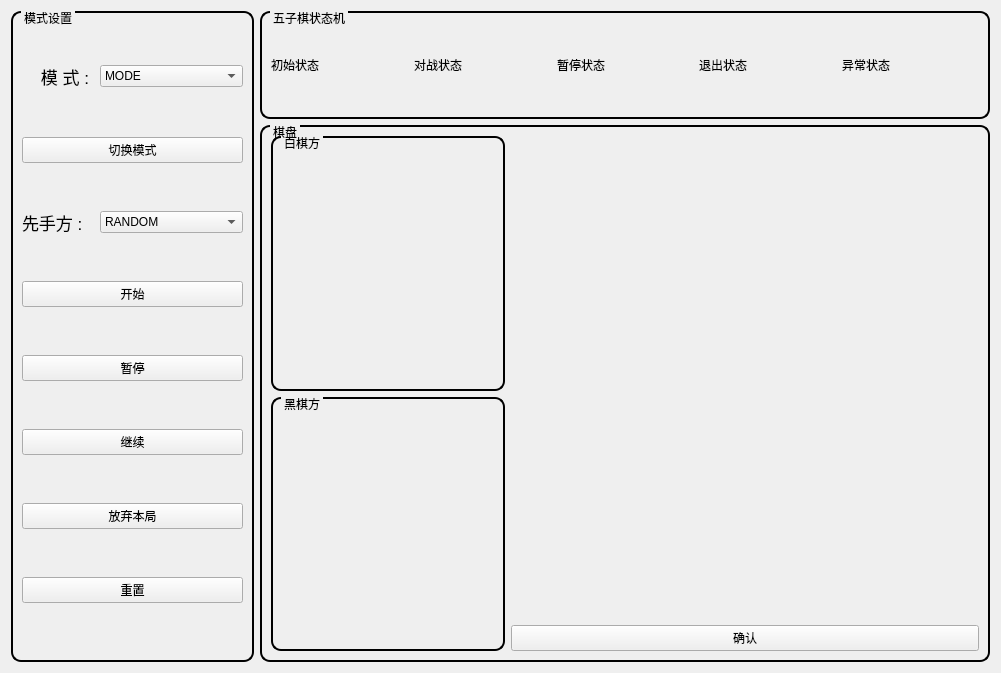
Above: gobangwidget.ui from StoneRobot/grabrb_ui before the change. Below: the same form after it.
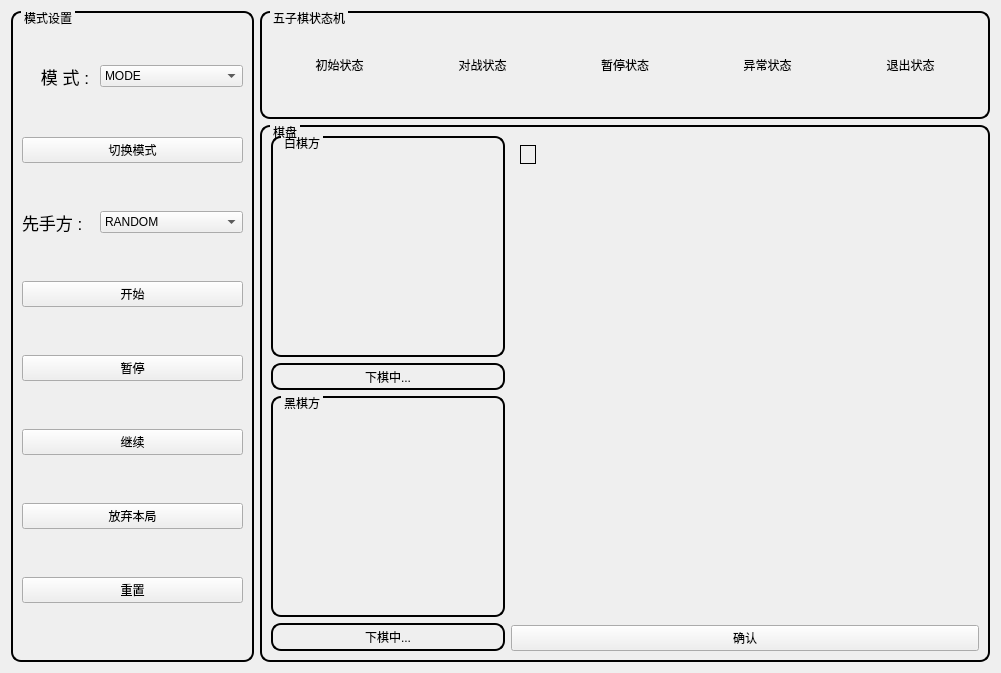
That is the form after the change.

```diff
--- a/gobangwidget.ui
+++ b/gobangwidget.ui
@@ -79,6 +79,9 @@
               <property name="text">
                <string>初始状态</string>
               </property>
+              <property name="alignment">
+               <set>Qt::AlignCenter</set>
+              </property>
              </widget>
             </item>
             <item>
@@ -86,6 +89,9 @@
               <property name="text">
                <string>对战状态</string>
               </property>
+              <property name="alignment">
+               <set>Qt::AlignCenter</set>
+              </property>
              </widget>
             </item>
             <item>
@@ -93,12 +99,8 @@
               <property name="text">
                <string>暂停状态</string>
               </property>
-             </widget>
-            </item>
-            <item>
-             <widget class="QLabel" name="State_Exit">
-              <property name="text">
-               <string>退出状态</string>
+              <property name="alignment">
+               <set>Qt::AlignCenter</set>
               </property>
              </widget>
             </item>
@@ -107,6 +109,19 @@
               <property name="text">
                <string>异常状态</string>
               </property>
+              <property name="alignment">
+               <set>Qt::AlignCenter</set>
+              </property>
+             </widget>
+            </item>
+            <item>
+             <widget class="QLabel" name="State_Exit">
+              <property name="text">
+               <string>退出状态</string>
+              </property>
+              <property name="alignment">
+               <set>Qt::AlignCenter</set>
+              </property>
              </widget>
             </item>
            </layout>
@@ -152,7 +167,7 @@
           <item>
            <layout class="QHBoxLayout" name="horizontalLayout_4" stretch="1,2">
             <item>
-             <layout class="QVBoxLayout" name="verticalLayout">
+             <layout class="QVBoxLayout" name="verticalLayout" stretch="8,1,8,1">
               <item>
                <widget class="QGroupBox" name="whiteBox">
                 <property name="title">
@@ -169,6 +184,35 @@
                 </layout>
                </widget>
               </item>
+              <item>
+               <widget class="QLabel" name="whiteAttack_label">
+                <property name="styleSheet">
+                 <string notr="true">QLabel{
+
+border-width:2px;
+
+border-style:solid;
+
+border-radius: 10px;
+
+border-color:black
+;
+
+margin-top:0.5ex;
+
+}</string>
+                </property>
+                <property name="frameShape">
+                 <enum>QFrame::Box</enum>
+                </property>
+                <property name="text">
+                 <string>下棋中...</string>
+                </property>
+                <property name="alignment">
+                 <set>Qt::AlignCenter</set>
+                </property>
+               </widget>
+              </item>
               <item>
                <widget class="QGroupBox" name="blackBox">
                 <property name="title">
@@ -180,20 +224,68 @@
                    <property name="text">
                     <string/>
                    </property>
+                   <property name="alignment">
+                    <set>Qt::AlignCenter</set>
+                   </property>
                   </widget>
                  </item>
                 </layout>
                </widget>
               </item>
+              <item>
+               <widget class="QLabel" name="blackAttack_label">
+                <property name="styleSheet">
+                 <string notr="true">QLabel{
+
+border-width:2px;
+
+border-style:solid;
+
+border-radius: 10px;
+
+border-color:black
+;
+
+margin-top:0.5ex;
+
+}</string>
+                </property>
+                <property name="frameShape">
+                 <enum>QFrame::Panel</enum>
+                </property>
+                <property name="text">
+                 <string>下棋中...</string>
+                </property>
+                <property name="alignment">
+                 <set>Qt::AlignCenter</set>
+                </property>
+               </widget>
+              </item>
              </layout>
             </item>
             <item>
              <layout class="QVBoxLayout" name="verticalLayout_3">
               <item>
-               <widget class="QLabel" name="ChessBoardLabel">
-                <property name="text">
-                 <string/>
-                </property>
+               <widget class="QWidget" name="chessBoard_widget" native="true">
+                <widget class="QLabel" name="ChessBoardLabel">
+                 <property name="geometry">
+                  <rect>
+                   <x>9</x>
+                   <y>9</y>
+                   <width>16</width>
+                   <height>19</height>
+                  </rect>
+                 </property>
+                 <property name="frameShape">
+                  <enum>QFrame::Box</enum>
+                 </property>
+                 <property name="frameShadow">
+                  <enum>QFrame::Plain</enum>
+                 </property>
+                 <property name="text">
+                  <string/>
+                 </property>
+                </widget>
                </widget>
               </item>
               <item>
```
